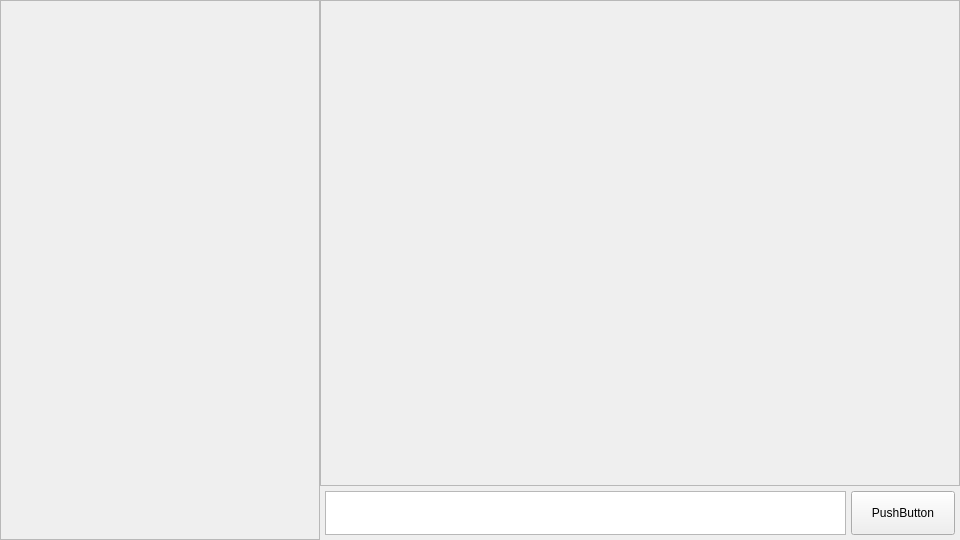
Old version of the form interfaces/ui/main_window.ui in the repository MoreliaTalk/morelia_client_qt.
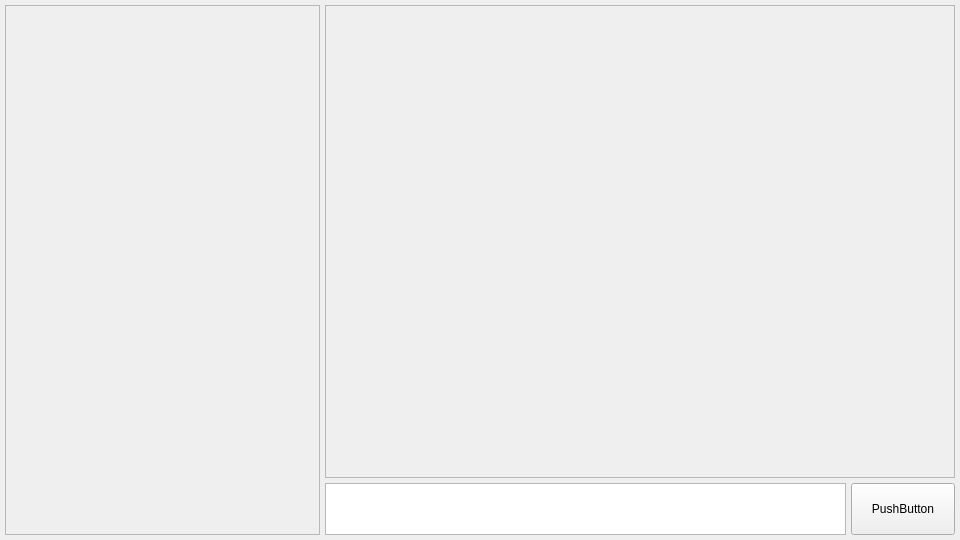
New version of the form.

```diff
--- a/interfaces/ui/main_window.ui
+++ b/interfaces/ui/main_window.ui
@@ -22,19 +22,19 @@
   <widget class="QWidget" name="centralwidget">
    <layout class="QGridLayout" name="gridLayout" rowstretch="9,1" columnstretch="1,2">
     <property name="leftMargin">
-     <number>0</number>
+     <number>5</number>
     </property>
     <property name="topMargin">
-     <number>0</number>
+     <number>5</number>
     </property>
     <property name="rightMargin">
-     <number>0</number>
+     <number>5</number>
     </property>
     <property name="bottomMargin">
-     <number>0</number>
+     <number>5</number>
     </property>
     <property name="spacing">
-     <number>0</number>
+     <number>5</number>
     </property>
     <item row="1" column="1">
      <layout class="QHBoxLayout" name="InputArea" stretch="5,1">
@@ -42,16 +42,16 @@
        <number>5</number>
       </property>
       <property name="leftMargin">
-       <number>5</number>
+       <number>0</number>
       </property>
       <property name="topMargin">
-       <number>5</number>
+       <number>0</number>
       </property>
       <property name="rightMargin">
-       <number>5</number>
+       <number>0</number>
       </property>
       <property name="bottomMargin">
-       <number>5</number>
+       <number>0</number>
       </property>
       <item>
        <widget class="QTextEdit" name="InputText">
@@ -106,8 +106,8 @@
         <rect>
          <x>0</x>
          <y>0</y>
-         <width>318</width>
-         <height>538</height>
+         <width>313</width>
+         <height>528</height>
         </rect>
        </property>
       </widget>
@@ -129,8 +129,8 @@
         <rect>
          <x>0</x>
          <y>0</y>
-         <width>638</width>
-         <height>484</height>
+         <width>628</width>
+         <height>471</height>
         </rect>
        </property>
        <layout class="QGridLayout" name="MessageAreaCOntentLayout">
```
